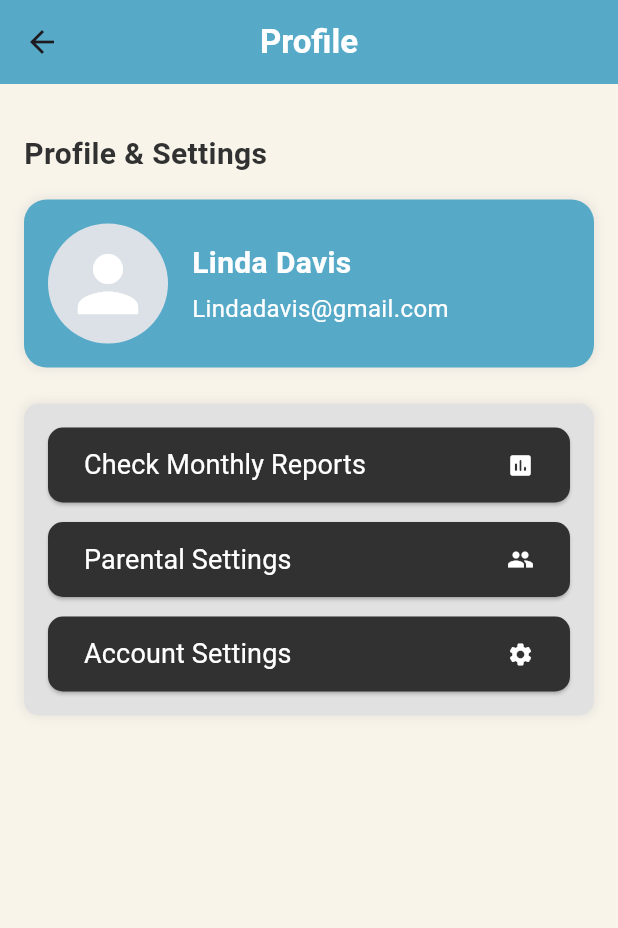
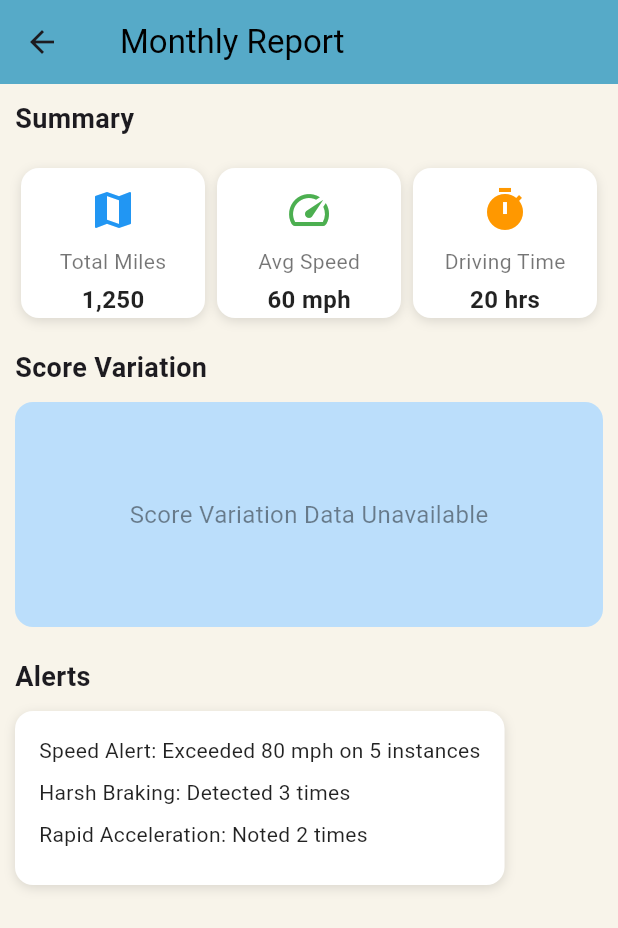
Before and after one commit to R-umaria/Group24F24, a Flutter app: the ProfilePage screen opened directly, after a tap on "Check Monthly Reports", on a phone screen of 412 x 824 dp. Shown: the top 928 px of the screen. Run offline on Flutter 3.47's test engine with Material 3 defaults, Android fonts, the phone set to English and light mode, and no system bars; our stand-ins replace flutter_custom_clippers, geolocator, pedometer, permission_handler, sensors_plus, sqflite; accounts and stored records are empty.

Commit message:
Added monthly report page

```diff
--- /dev/null
+++ b/lib/pages/monthly_reports.dart
@@ -0,0 +1,202 @@
+import 'package:flutter/material.dart';
+
+class MonthlyReportPage extends StatelessWidget {
+  const MonthlyReportPage({Key? key}) : super(key: key);
+
+  @override
+  Widget build(BuildContext context) {
+    return Scaffold(
+      backgroundColor: const Color.fromRGBO(248, 244, 234, 1),
+      appBar: AppBar(
+        backgroundColor: const Color.fromRGBO(86, 170, 200, 1),
+        title: Row(
+          children: [
+            const SizedBox(width: 8),
+            const Text(
+              "Monthly Report",
+              style: TextStyle(color: Colors.black),
+            ),
+          ],
+        ),
+        centerTitle: false,
+        elevation: 0,
+      ),
+      //backgroundColor: const Color.fromRGBO(248, 244, 234, 1),
+      body: LayoutBuilder(
+        builder: (context, constraints) {
+          return SingleChildScrollView(
+            child: ConstrainedBox(
+              constraints: BoxConstraints(
+                minHeight: constraints.maxHeight,
+              ),
+              child: Padding(
+                padding: const EdgeInsets.all(10.0),
+                child: Column(
+                  crossAxisAlignment: CrossAxisAlignment.start,
+                  children: [
+                    // Summary Section
+                    const Text(
+                      "Summary",
+                      style: TextStyle(
+                        fontSize: 18,
+                        fontWeight: FontWeight.bold,
+                      ),
+                    ),
+                    const SizedBox(height: 20),
+                    Row(
+                      mainAxisAlignment: MainAxisAlignment.spaceBetween,
+                      children: [
+                        _buildSummaryCard(
+                          icon: Icons.map,
+                          label: "Total Miles",
+                          value: "1,250",
+                          color: Colors.blue,
+                        ),
+                        _buildSummaryCard(
+                          icon: Icons.speed,
+                          label: "Avg Speed",
+                          value: "60 mph",
+                          color: Colors.green,
+                        ),
+                        _buildSummaryCard(
+                          icon: Icons.timer,
+                          label: "Driving Time",
+                          value: "20 hrs",
+                          color: Colors.orange,
+                        ),
+                      ],
+                    ),
+                    const SizedBox(height: 20),
+                    // Score Variation Section
+                    const Text(
+                      "Score Variation",
+                      style: TextStyle(
+                        fontSize: 18,
+                        fontWeight: FontWeight.bold,
+                      ),
+                    ),
+                    const SizedBox(height: 10),
+                    Container(
+                      height: 150,
+                      width: double.infinity,
+                      decoration: BoxDecoration(
+                        color: Colors.blue[100],
+                        borderRadius: BorderRadius.circular(12),
+                      ),
+                      child: const Center(
+                        child: Text(
+                          "Score Variation Data Unavailable",
+                          style: TextStyle(
+                            color: Colors.black45,
+                            fontSize: 16,
+                          ),
+                        ),
+                      ),
+                    ),
+                    const SizedBox(height: 20),
+                    // Alerts Section
+                    const Text(
+                      "Alerts",
+                      style: TextStyle(
+                        fontSize: 18,
+                        fontWeight: FontWeight.bold,
+                      ),
+                    ),
+                    const SizedBox(height: 10),
+                    _buildAlertsCard(
+                      alerts: [
+                        "Speed Alert: Exceeded 80 mph on 5 instances",
+                        "Harsh Braking: Detected 3 times",
+                        "Rapid Acceleration: Noted 2 times",
+                      ],
+                    ),
+                  ],
+                ),
+              ),
+            ),
+          );
+        },
+      ),
+    );
+  }
+
+  // Widget to build summary cards
+  Widget _buildSummaryCard({
+    required IconData icon,
+    required String label,
+    required String value,
+    required Color color,
+  }) {
+    return Expanded(
+      child: Container(
+        height: 100,
+        padding: const EdgeInsets.all(12),
+        margin: const EdgeInsets.symmetric(horizontal: 4),
+        decoration: BoxDecoration(
+          color: Colors.white,
+          borderRadius: BorderRadius.circular(12),
+          boxShadow: [
+            BoxShadow(
+              color: Colors.black12,
+              blurRadius: 6,
+              offset: const Offset(0, 2),
+            ),
+          ],
+        ),
+        child: Column(
+          mainAxisAlignment: MainAxisAlignment.center,
+          children: [
+            Icon(icon, color: color, size: 32),
+            const SizedBox(height: 8),
+            Text(
+              label,
+              style: const TextStyle(fontSize: 14, color: Colors.black54),
+            ),
+            const SizedBox(height: 4),
+            Text(
+              value,
+              style: const TextStyle(
+                fontSize: 16,
+                fontWeight: FontWeight.bold,
+                color: Colors.black87,
+              ),
+            ),
+          ],
+        ),
+      ),
+    );
+  }
+
+  // Widget to build the alerts section card
+  Widget _buildAlertsCard({required List<String> alerts}) {
+    return Container(
+      padding: const EdgeInsets.all(16),
+      decoration: BoxDecoration(
+        color: Colors.white,
+        borderRadius: BorderRadius.circular(12),
+        boxShadow: [
+          BoxShadow(
+            color: Colors.black12,
+            blurRadius: 6,
+            offset: const Offset(0, 2),
+          ),
+        ],
+      ),
+      child: Column(
+        crossAxisAlignment: CrossAxisAlignment.start,
+        children: alerts.map((alert) {
+          return Padding(
+            padding: const EdgeInsets.only(bottom: 8.0),
+            child: Text(
+              alert,
+              style: const TextStyle(
+                fontSize: 14,
+                color: Colors.black87,
+              ),
+            ),
+          );
+        }).toList(),
+      ),
+    );
+  }
+}
--- a/lib/pages/profile_page.dart
+++ b/lib/pages/profile_page.dart
@@ -1,6 +1,7 @@
 //Andy Guest - Dec 2 2024
 //frontend for the profile page
 
+import 'package:drive_wise/pages/monthly_reports.dart';
 import 'package:flutter/material.dart';
 import './parental_settings.dart';
 
@@ -106,7 +107,11 @@ class ProfilePage extends StatelessWidget {
                   //monthly reports
                     ElevatedButton(
                       onPressed: () {
-                        //monthly reports page link goes here!!!!!!!!!!!
+                        //add link to parental settings here!!!
+                        Navigator.push(
+                          context,
+                          MaterialPageRoute(builder: (context) => MonthlyReportPage()),
+                        );
                       },
                       style: ElevatedButton.styleFrom(
                         minimumSize: const Size(double.infinity, 50),
```
